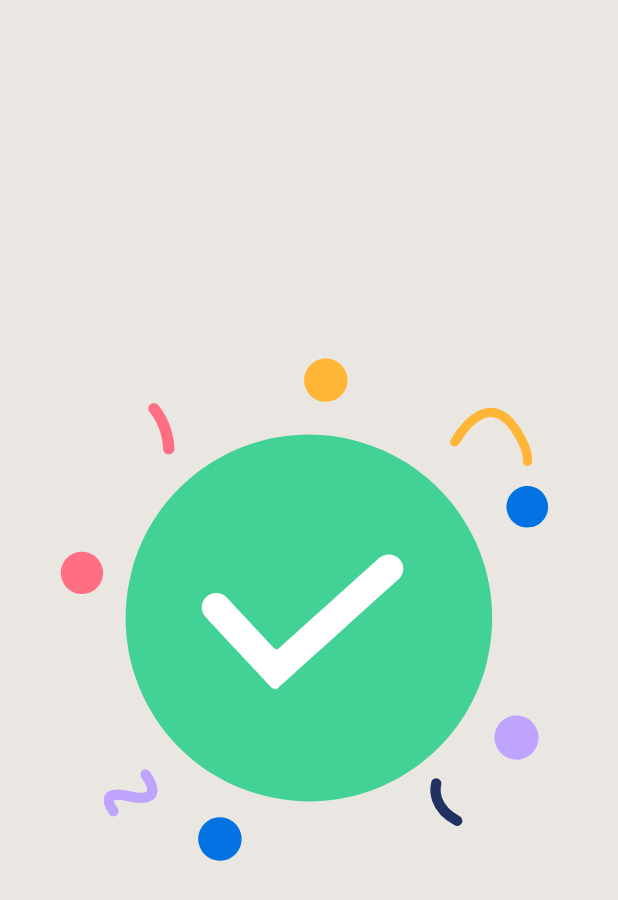
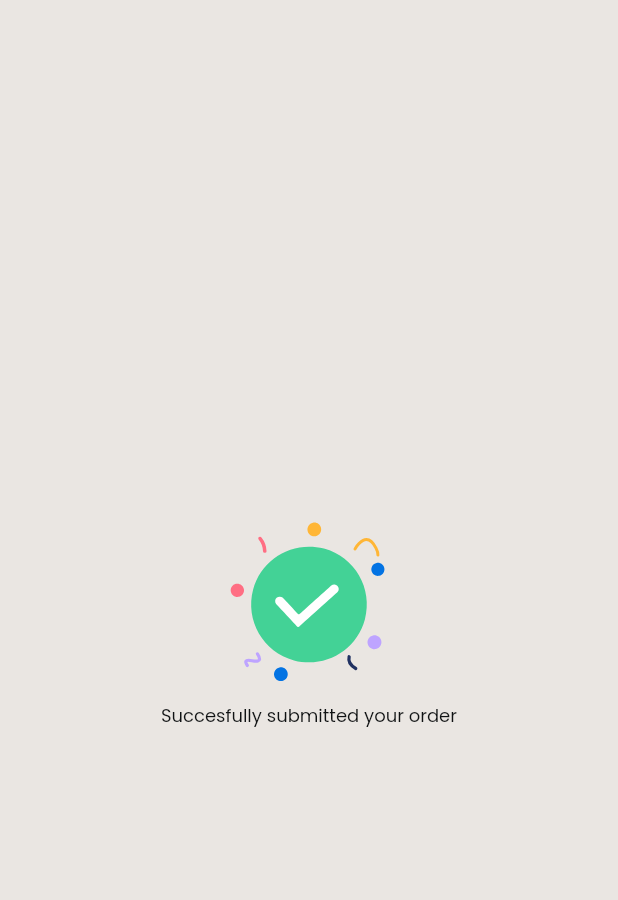
Before and after one commit to PiersoftDev/MarketPlace, a Flutter app: the OrderSubmitSuccessWidget screen opened by its route, on a phone screen of 412 x 824 dp. Shown: the top 900 px of the screen. Run offline on Flutter 3.47's test engine with Material 2 defaults, Android fonts, the phone set to English and light mode, and no system bars; our stand-ins replace auto_size_text, built_collection, built_value, cloud_firestore, data_table_2, dropdown_button2 and 19 more; missing offline and left inert: algolia, json_path; accounts and stored records are empty; statements that could not run were skipped.

```diff
--- a/lib/order_submit_success/order_submit_success_widget.dart
+++ b/lib/order_submit_success/order_submit_success_widget.dart
@@ -51,12 +51,22 @@ class _OrderSubmitSuccessWidgetState extends State<OrderSubmitSuccessWidget> {
             decoration: BoxDecoration(
               color: Color(0xFFEAE6E2),
             ),
-            child: Lottie.asset(
-              'assets/lottie_animations/96237-success.json',
-              width: 150.0,
-              height: 130.0,
-              fit: BoxFit.contain,
-              animate: true,
+            child: Column(
+              mainAxisSize: MainAxisSize.max,
+              mainAxisAlignment: MainAxisAlignment.center,
+              children: [
+                Lottie.asset(
+                  'assets/lottie_animations/96237-success.json',
+                  width: 150.0,
+                  height: 130.0,
+                  fit: BoxFit.contain,
+                  animate: true,
+                ),
+                Text(
+                  'Succesfully submitted your order',
+                  style: FlutterFlowTheme.of(context).bodyMedium,
+                ),
+              ],
             ),
           ),
         ),
```
